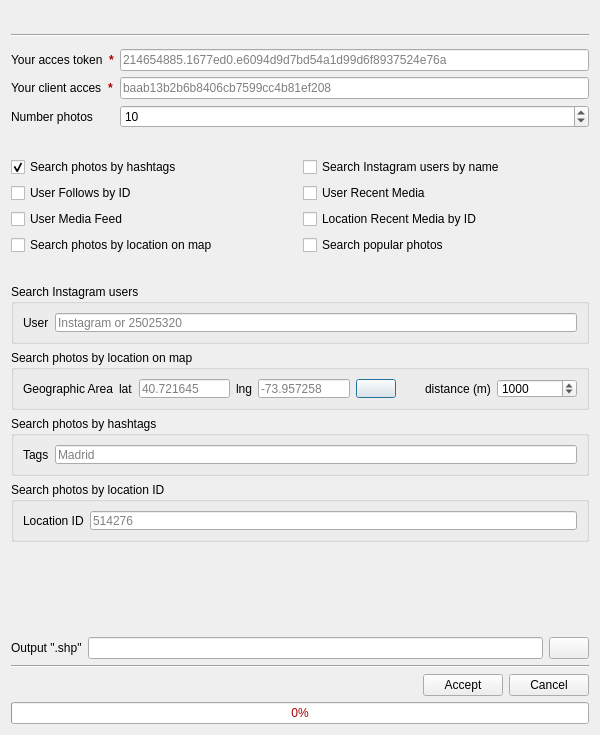
First picture: the form in ui.resources/ui_Insta2QgisTool.ui, repository engenegr/instagram2qgis, before the edit.
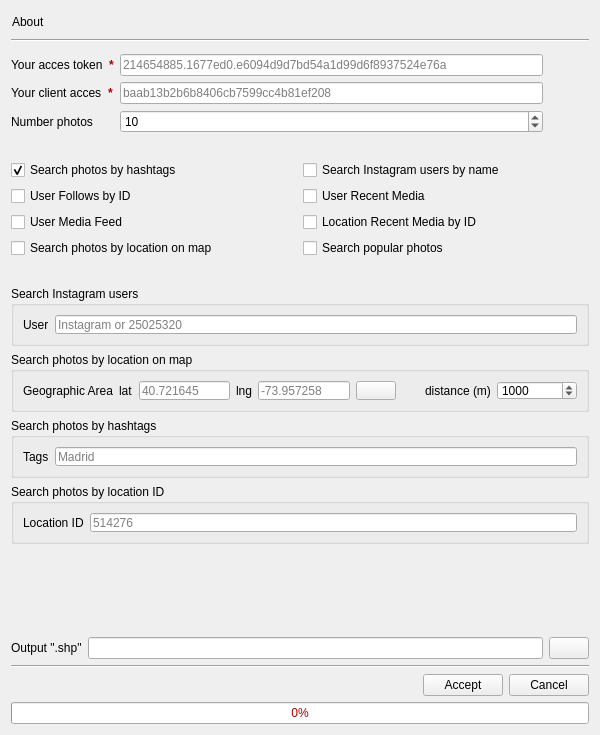
Second picture: the form after the edit. Icons and pictures are not drawn.

The edit to the form file:
```diff
--- a/ui.resources/ui_Insta2QgisTool.ui
+++ b/ui.resources/ui_Insta2QgisTool.ui
@@ -24,7 +24,7 @@
   </property>
   <property name="maximumSize">
    <size>
-    <width>600</width>
+    <width>16777215</width>
     <height>16777215</height>
    </size>
   </property>
@@ -40,17 +40,40 @@
   </property>
   <layout class="QVBoxLayout" name="verticalLayout">
    <item>
-    <spacer name="verticalSpacer">
-     <property name="orientation">
-      <enum>Qt::Vertical</enum>
-     </property>
-     <property name="sizeHint" stdset="0">
-      <size>
-       <width>20</width>
-       <height>40</height>
-      </size>
-     </property>
-    </spacer>
+    <layout class="QHBoxLayout" name="horizontalLayout_4">
+     <item>
+      <widget class="QPushButton" name="btn_About">
+       <property name="cursor">
+        <cursorShape>PointingHandCursor</cursorShape>
+       </property>
+       <property name="layoutDirection">
+        <enum>Qt::LeftToRight</enum>
+       </property>
+       <property name="styleSheet">
+        <string notr="true">text-align:left;</string>
+       </property>
+       <property name="text">
+        <string>About</string>
+       </property>
+       <property name="flat">
+        <bool>true</bool>
+       </property>
+      </widget>
+     </item>
+     <item>
+      <spacer name="horizontalSpacer_3">
+       <property name="orientation">
+        <enum>Qt::Horizontal</enum>
+       </property>
+       <property name="sizeHint" stdset="0">
+        <size>
+         <width>40</width>
+         <height>20</height>
+        </size>
+       </property>
+      </spacer>
+     </item>
+    </layout>
    </item>
    <item>
     <widget class="Line" name="line">
@@ -60,7 +83,7 @@
     </widget>
    </item>
    <item>
-    <layout class="QFormLayout" name="formLayout">
+    <layout class="QGridLayout" name="gridLayout_2">
      <property name="topMargin">
       <number>6</number>
      </property>
@@ -138,14 +161,14 @@
        </property>
       </widget>
      </item>
-     <item row="2" column="0">
+     <item row="3" column="0">
       <widget class="QLabel" name="label_4">
        <property name="text">
         <string>Number photos</string>
        </property>
       </widget>
      </item>
-     <item row="2" column="1">
+     <item row="3" column="1">
       <widget class="QSpinBox" name="sp_count">
        <property name="minimum">
         <number>1</number>
@@ -158,6 +181,32 @@
        </property>
       </widget>
      </item>
+     <item row="0" column="2" rowspan="2">
+      <widget class="QPushButton" name="btn_s_login">
+       <property name="cursor">
+        <cursorShape>PointingHandCursor</cursorShape>
+       </property>
+       <property name="toolTip">
+        <string>Save Credentials</string>
+       </property>
+       <property name="text">
+        <string/>
+       </property>
+       <property name="icon">
+        <iconset resource="resources.qrc">
+         <normaloff>:/imgInstagram/images/save_credentials.png</normaloff>:/imgInstagram/images/save_credentials.png</iconset>
+       </property>
+       <property name="iconSize">
+        <size>
+         <width>24</width>
+         <height>24</height>
+        </size>
+       </property>
+       <property name="flat">
+        <bool>true</bool>
+       </property>
+      </widget>
+     </item>
     </layout>
    </item>
    <item>
```
Left out of the diff: 176 changed lines with no effect on the pictures.
